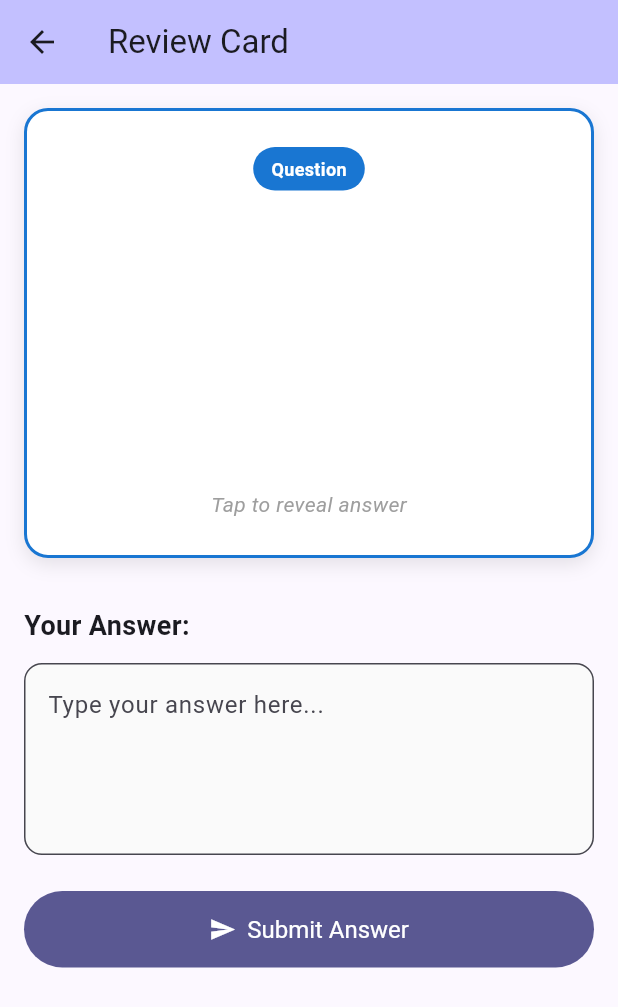
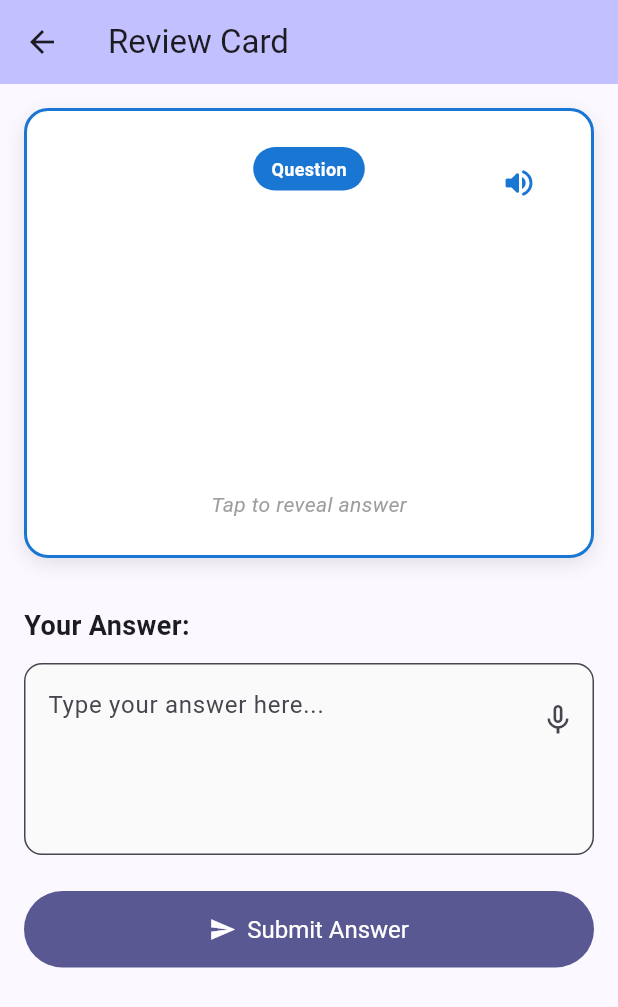
Before and after one commit to paupuerta/Re-Memui, a Flutter app: the ReviewCardScreen screen opened directly with empty values, on a phone screen of 412 x 824 dp. Shown: the top 1007 px of the screen. Run offline on Flutter 3.47's test engine with Material 3 defaults, Android fonts, the phone set to English and light mode, and no system bars; our stand-ins replace dio, file_picker, flutter_riverpod, flutter_secure_storage, flutter_tts, fpdart and 3 more; accounts and stored records are empty; network calls fail.

Commit message:
feat: add TTS and STT audio integration (Iteration 5)
- Add flutter_tts, speech_to_text, permission_handler dependencies
- Create TtsService with language auto-detection from Unicode characters
  (es-ES, fr-FR, de-DE, zh-CN, ja-JP, ko-KR, en-US fallback)
- Create SttService with onStatus listener for reliable web stop detection
- Add speaker IconButton to both faces of FlashcardWidget
- Add mic IconButton to answer TextField in ReviewCardScreen
  - Streams transcription in real-time into the text field
  - Shows error SnackBar for permission-denied and other STT errors
  - Handles microphone permission flow (native on web, permission_handler on mobile)
- iOS: add NSMicrophoneUsageDescription and NSSpeechRecognitionUsageDescription
- Android: add RECORD_AUDIO permission

Co-authored-by: Copilot <223556219+Copilot@users.noreply.github.com>

```diff
--- a/lib/features/cards/presentation/widgets/flashcard_widget.dart
+++ b/lib/features/cards/presentation/widgets/flashcard_widget.dart
@@ -1,23 +1,31 @@
 import 'dart:math' as math;
 import 'package:flutter/material.dart';
+import 'package:flutter_riverpod/flutter_riverpod.dart';
+import 'package:re_mem_ui/core/services/audio_providers.dart';
 
-/// A flashcard widget with flip animation.
+/// A flashcard widget with flip animation and TTS speaker buttons.
 /// Displays front (question) and back (answer) with smooth 3D flip effect.
-class FlashcardWidget extends StatefulWidget {
+class FlashcardWidget extends ConsumerStatefulWidget {
   const FlashcardWidget({
     required this.question,
     required this.answer,
+    this.questionLocale,
+    this.answerLocale,
     super.key,
   });
 
   final String question;
   final String answer;
+  /// BCP-47 locale for TTS (e.g. 'es-ES'). Auto-detected from text when null.
+  final String? questionLocale;
+  /// BCP-47 locale for TTS (e.g. 'en-US'). Auto-detected from text when null.
+  final String? answerLocale;
 
   @override
-  State<FlashcardWidget> createState() => _FlashcardWidgetState();
+  ConsumerState<FlashcardWidget> createState() => _FlashcardWidgetState();
 }
 
-class _FlashcardWidgetState extends State<FlashcardWidget>
+class _FlashcardWidgetState extends ConsumerState<FlashcardWidget>
     with SingleTickerProviderStateMixin {
   late AnimationController _controller;
   late Animation<double> _flipAnimation;
@@ -52,6 +60,19 @@ class _FlashcardWidgetState extends State<FlashcardWidget>
     });
   }
 
+  Future<void> _speak(String text, String? locale) async {
+    final tts = ref.read(ttsServiceProvider);
+    try {
+      await tts.speak(text, languageCode: locale);
+    } catch (_) {
+      if (mounted) {
+        ScaffoldMessenger.of(context).showSnackBar(
+          const SnackBar(content: Text('Voice not available on this device')),
+        );
+      }
+    }
+  }
+
   @override
   Widget build(BuildContext context) {
     return GestureDetector(
@@ -73,6 +94,7 @@ class _FlashcardWidgetState extends State<FlashcardWidget>
                     'Question',
                     Colors.blue.shade700,
                     false,
+                    () => _speak(widget.question, widget.questionLocale),
                   )
                 : Transform(
                     transform: Matrix4.identity()..rotateY(math.pi),
@@ -82,6 +104,7 @@ class _FlashcardWidgetState extends State<FlashcardWidget>
                       'Answer',
                       Colors.green.shade700,
                       true,
+                      () => _speak(widget.answer, widget.answerLocale),
                     ),
                   ),
           );
@@ -95,6 +118,7 @@ class _FlashcardWidgetState extends State<FlashcardWidget>
     String label,
     Color color,
     bool isBack,
+    VoidCallback onSpeak,
   ) {
     return Container(
       width: double.infinity,
@@ -112,7 +136,9 @@ class _FlashcardWidgetState extends State<FlashcardWidget>
         ],
         border: Border.all(color: color, width: 2),
       ),
-      child: Column(
+      child: Stack(
+        children: [
+          Column(
             mainAxisAlignment: MainAxisAlignment.center,
             children: [
               Container(
@@ -154,6 +180,17 @@ class _FlashcardWidgetState extends State<FlashcardWidget>
                 ),
             ],
           ),
+          Positioned(
+            top: 0,
+            right: 0,
+            child: IconButton(
+              onPressed: onSpeak,
+              icon: Icon(Icons.volume_up_rounded, color: color),
+              tooltip: 'Listen to pronunciation',
+            ),
+          ),
+        ],
+      ),
     );
   }
 }
```
Also changed, not shown: lib/core/services/audio_providers.dart (added, +15 -0 lines), lib/core/services/stt_service.dart (added, +64 -0 lines), lib/core/services/tts_service.dart (added, +47 -0 lines), lib/features/cards/presentation/screens/review_card_screen.dart (+104 -0 lines), pubspec.yaml (+6 -1 lines), pubspec.lock, 2 other files. Lines whose indentation alone changed are shown as unchanged.
